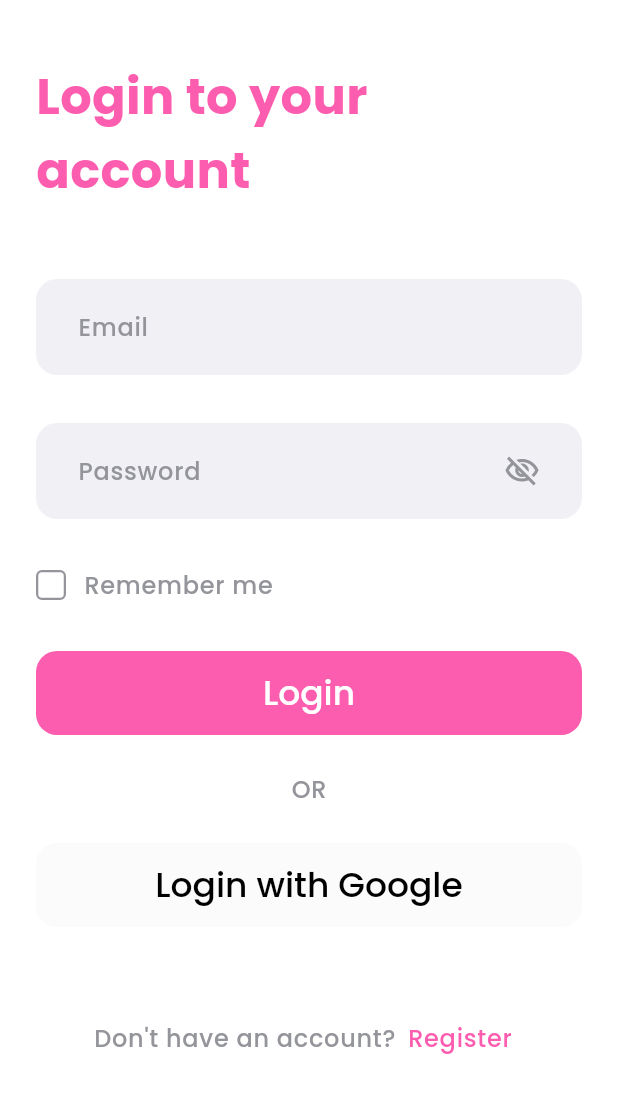
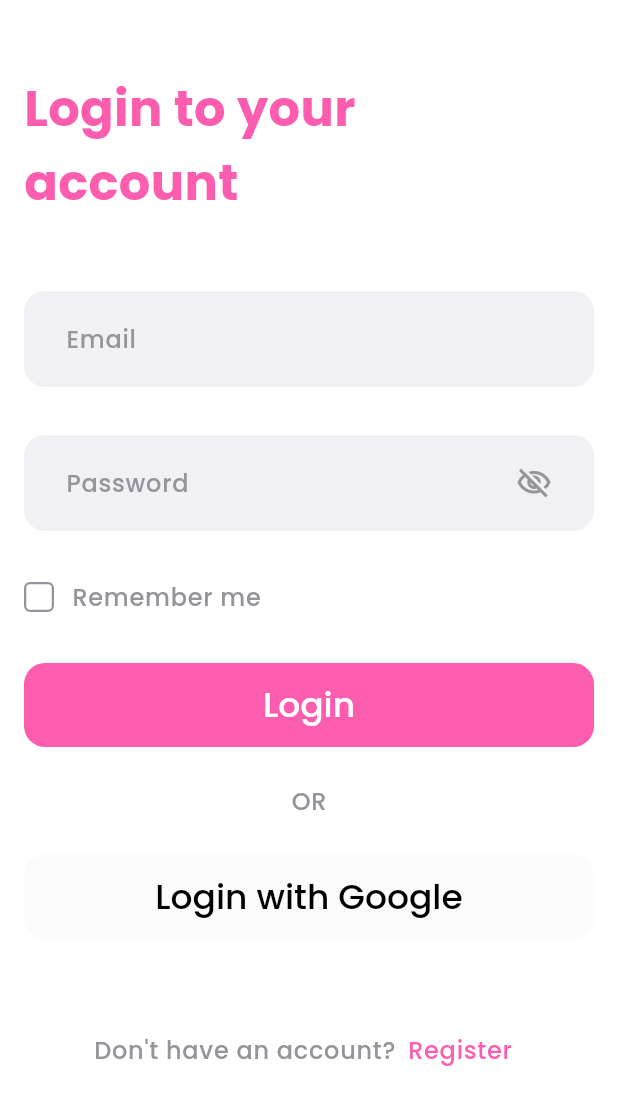
Before and after one commit to yayanrw/flutter-wikimsglow, a Flutter app: the screen it shows after launch, on a phone screen of 412 x 824 dp. Shown: the top 1105 px of the screen. Run offline on Flutter 3.47's test engine with Material 2 defaults, Android fonts, the phone set to English and light mode, and no system bars; our stand-ins replace equatable.

Commit message:
change padding

```diff
--- a/lib/features/login/presentation/pages/login_page.dart
+++ b/lib/features/login/presentation/pages/login_page.dart
@@ -30,10 +30,13 @@
       body: SafeArea(
         child: SingleChildScrollView(
           child: Padding(
-            padding: const EdgeInsets.fromLTRB(24.0, 40.0, 24.0, 0),
+            padding: const EdgeInsets.all(16),
             child: Column(
               crossAxisAlignment: CrossAxisAlignment.start,
               children: [
+                const SizedBox(
+                  height: 32,
+                ),
                 _loginText(),
                 const SizedBox(
                   height: 48,
```
